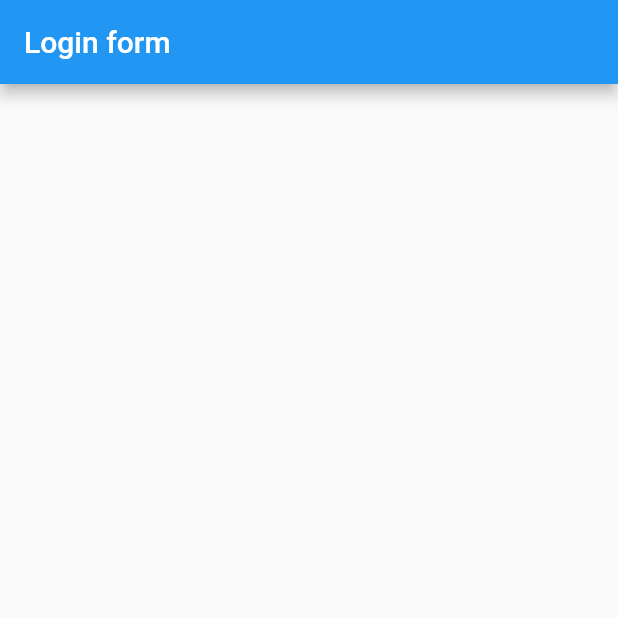
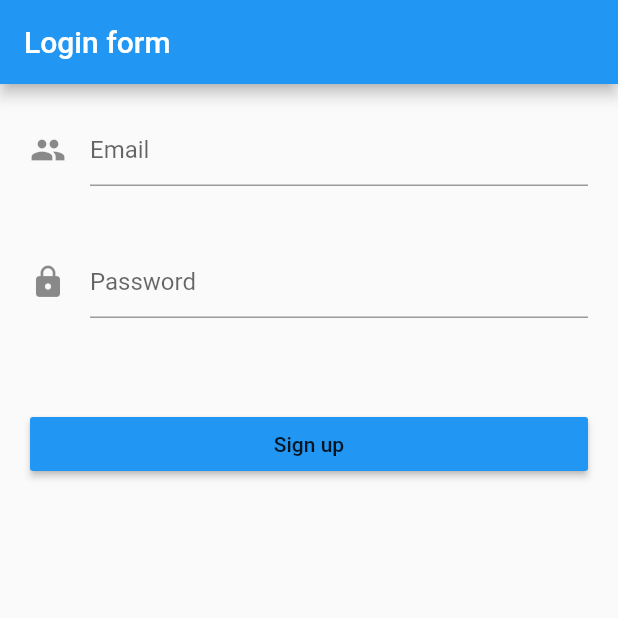
Before and after one commit to keeran2488/hire_me, a Flutter app: the screen it shows after launch, on a phone screen of 412 x 824 dp, the top half of it. Run offline on Flutter 3.47's test engine with Material 2 defaults, Android fonts, the phone set to English and light mode, and no system bars.

Commit message:
added login-form design

```diff
--- a/lib/auth_handler.dart
+++ b/lib/auth_handler.dart
@@ -20,7 +20,55 @@ class _AuthHandlerState extends State<AuthHandler> {
           key: _loginFormKey,
           child: ListView(
             children: <Widget>[
+              Padding(
+                padding: EdgeInsets.all(20.0),
+                child: TextFormField(
+                  decoration: InputDecoration(
+                    icon: Icon(Icons.people),
+                    hintText: 'Email',
+                  ),
+                  onSaved: (value){
+                    _email = value;
+                  },
+                  validator: (value){
+                    if(value.isEmpty){
+                      return 'Please enter your email address.';
+                    }
+                    return null;
+                  },
+                ),
+              ),
+              Padding(
+                padding: EdgeInsets.all(20.0),
+                child: TextFormField(
+                  decoration: InputDecoration(
+                    icon: Icon(Icons.lock),
+                    hintText: 'Password',
+                  ),
+                  onSaved: (value){
+                    _password = value;
+                  },
+                  validator: (value){
+                    if(value.isEmpty){
+                      return 'Please enter your password.';
+                    }
+                    return null;
+                  },
+                ),
+              ),
+              SizedBox(
+                height: 20.0,
+              ),
+              Padding(
+                padding: EdgeInsets.all(20.0),
+                child: RaisedButton(
+                  color: Colors.blue,
+                  onPressed: (){
 
+                  },
+                  child: Text("Sign up"),
+                ),
+              ),
             ],
           ),
         )
```
